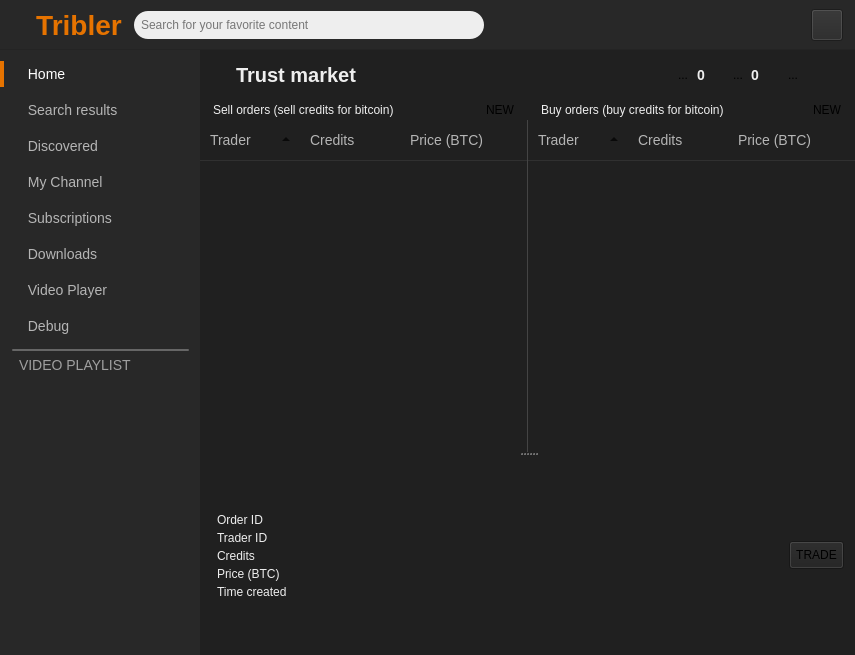
First picture: the form in TriblerGUI/qt_resources/mainwindow.ui, repository devos50/tribler, before the edit.
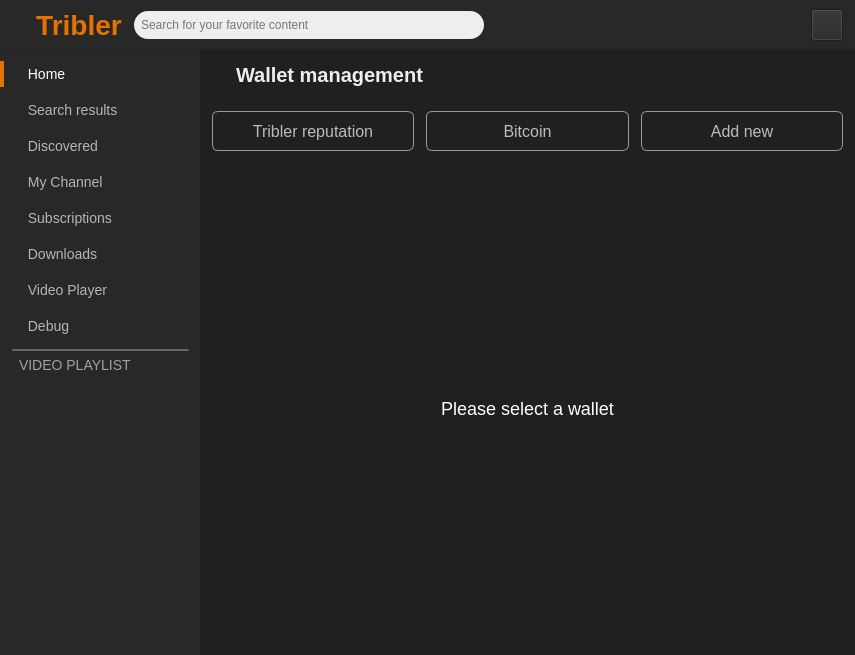
Second picture: the form after the edit. The open tabs and pages were chosen to show the change. Icons and pictures are not drawn. Custom widgets are drawn as their Qt base class.

Commit message: Started creating wallet management screen

```diff
--- a/TriblerGUI/qt_resources/mainwindow.ui
+++ b/TriblerGUI/qt_resources/mainwindow.ui
@@ -1015,7 +1015,7 @@
       <item>
        <widget class="QStackedWidget" name="stackedWidget">
         <property name="currentIndex">
-         <number>13</number>
+         <number>15</number>
         </property>
         <widget class="HomePage" name="home_page">
          <layout class="QVBoxLayout" name="verticalLayout">
@@ -10219,6 +10219,355 @@
           </item>
          </layout>
         </widget>
+        <widget class="MarketWalletsPage" name="market_wallets_page">
+         <layout class="QVBoxLayout" name="verticalLayout">
+          <property name="spacing">
+           <number>0</number>
+          </property>
+          <property name="leftMargin">
+           <number>0</number>
+          </property>
+          <property name="topMargin">
+           <number>0</number>
+          </property>
+          <property name="rightMargin">
+           <number>0</number>
+          </property>
+          <property name="bottomMargin">
+           <number>0</number>
+          </property>
+          <item>
+           <widget class="QWidget" name="widget_33" native="true">
+            <layout class="QHBoxLayout" name="horizontalLayout_45">
+             <property name="spacing">
+              <number>0</number>
+             </property>
+             <property name="leftMargin">
+              <number>0</number>
+             </property>
+             <property name="topMargin">
+              <number>0</number>
+             </property>
+             <property name="rightMargin">
+              <number>0</number>
+             </property>
+             <property name="bottomMargin">
+              <number>0</number>
+             </property>
+             <item>
+              <spacer name="horizontalSpacer_80">
+               <property name="orientation">
+                <enum>Qt::Horizontal</enum>
+               </property>
+               <property name="sizeType">
+                <enum>QSizePolicy::Minimum</enum>
+               </property>
+               <property name="sizeHint" stdset="0">
+                <size>
+                 <width>10</width>
+                 <height>20</height>
+                </size>
+               </property>
+              </spacer>
+             </item>
+             <item>
+              <widget class="QToolButton" name="wallets_back_button">
+               <property name="minimumSize">
+                <size>
+                 <width>16</width>
+                 <height>18</height>
+                </size>
+               </property>
+               <property name="maximumSize">
+                <size>
+                 <width>16</width>
+                 <height>18</height>
+                </size>
+               </property>
+               <property name="cursor">
+                <cursorShape>PointingHandCursor</cursorShape>
+               </property>
+               <property name="styleSheet">
+                <string notr="true">border: none;</string>
+               </property>
+               <property name="text">
+                <string/>
+               </property>
+              </widget>
+             </item>
+             <item>
+              <spacer name="horizontalSpacer_81">
+               <property name="orientation">
+                <enum>Qt::Horizontal</enum>
+               </property>
+               <property name="sizeType">
+                <enum>QSizePolicy::Fixed</enum>
+               </property>
+               <property name="sizeHint" stdset="0">
+                <size>
+                 <width>10</width>
+                 <height>20</height>
+                </size>
+               </property>
+              </spacer>
+             </item>
+             <item>
+              <widget class="QLabel" name="market_wallets_header_label">
+               <property name="sizePolicy">
+                <sizepolicy hsizetype="Expanding" vsizetype="Fixed">
+                 <horstretch>0</horstretch>
+                 <verstretch>0</verstretch>
+                </sizepolicy>
+               </property>
+               <property name="minimumSize">
+                <size>
+                 <width>0</width>
+                 <height>50</height>
+                </size>
+               </property>
+               <property name="maximumSize">
+                <size>
+                 <width>16777215</width>
+                 <height>50</height>
+                </size>
+               </property>
+               <property name="styleSheet">
+                <string notr="true">color: #eee;
+                                            background-color: transparent;
+                                            font-size: 20px;
+                                            font-weight: bold;</string>
+               </property>
+               <property name="text">
+                <string>Wallet management</string>
+               </property>
+              </widget>
+             </item>
+            </layout>
+           </widget>
+          </item>
+          <item>
+           <widget class="QWidget" name="widget_34" native="true">
+            <property name="styleSheet">
+             <string notr="true">QPushButton {
+background: none;
+border: 1px solid #999;
+border-radius: 6px;
+color: #bbb;
+font-size: 16px;
+}
+
+QPushButton::hover {
+background-color: #333;
+}</string>
+            </property>
+            <layout class="QHBoxLayout" name="horizontalLayout_46">
+             <property name="spacing">
+              <number>12</number>
+             </property>
+             <property name="leftMargin">
+              <number>12</number>
+             </property>
+             <property name="rightMargin">
+              <number>12</number>
+             </property>
+             <item>
+              <widget class="QPushButton" name="pushButton">
+               <property name="sizePolicy">
+                <sizepolicy hsizetype="Expanding" vsizetype="Fixed">
+                 <horstretch>0</horstretch>
+                 <verstretch>0</verstretch>
+                </sizepolicy>
+               </property>
+               <property name="minimumSize">
+                <size>
+                 <width>0</width>
+                 <height>40</height>
+                </size>
+               </property>
+               <property name="maximumSize">
+                <size>
+                 <width>16777215</width>
+                 <height>40</height>
+                </size>
+               </property>
+               <property name="cursor">
+                <cursorShape>PointingHandCursor</cursorShape>
+               </property>
+               <property name="text">
+                <string>Tribler reputation</string>
+               </property>
+               <property name="icon">
+                <iconset>
+                 <normaloff>../images/tribler.png</normaloff>../images/tribler.png</iconset>
+               </property>
+               <property name="iconSize">
+                <size>
+                 <width>20</width>
+                 <height>20</height>
+                </size>
+               </property>
+              </widget>
+             </item>
+             <item>
+              <widget class="QPushButton" name="pushButton_2">
+               <property name="sizePolicy">
+                <sizepolicy hsizetype="Expanding" vsizetype="Fixed">
+                 <horstretch>0</horstretch>
+                 <verstretch>0</verstretch>
+                </sizepolicy>
+               </property>
+               <property name="minimumSize">
+                <size>
+                 <width>0</width>
+                 <height>40</height>
+                </size>
+               </property>
+               <property name="maximumSize">
+                <size>
+                 <width>16777215</width>
+                 <height>40</height>
+                </size>
+               </property>
+               <property name="cursor">
+                <cursorShape>PointingHandCursor</cursorShape>
+               </property>
+               <property name="text">
+                <string>Bitcoin</string>
+               </property>
+               <property name="icon">
+                <iconset>
+                 <normaloff>../images/bitcoin_color.png</normaloff>../images/bitcoin_color.png</iconset>
+               </property>
+               <property name="iconSize">
+                <size>
+                 <width>20</width>
+                 <height>20</height>
+                </size>
+               </property>
+              </widget>
+             </item>
+             <item>
+              <widget class="QPushButton" name="pushButton_3">
+               <property name="enabled">
+                <bool>false</bool>
+               </property>
+               <property name="sizePolicy">
+                <sizepolicy hsizetype="Expanding" vsizetype="Fixed">
+                 <horstretch>0</horstretch>
+                 <verstretch>0</verstretch>
+                </sizepolicy>
+               </property>
+               <property name="minimumSize">
+                <size>
+                 <width>0</width>
+                 <height>40</height>
+                </size>
+               </property>
+               <property name="maximumSize">
+                <size>
+                 <width>16777215</width>
+                 <height>40</height>
+                </size>
+               </property>
+               <property name="cursor">
+                <cursorShape>PointingHandCursor</cursorShape>
+               </property>
+               <property name="text">
+                <string>Add new</string>
+               </property>
+               <property name="icon">
+                <iconset>
+                 <normaloff>../images/add.png</normaloff>../images/add.png</iconset>
+               </property>
+               <property name="iconSize">
+                <size>
+                 <width>20</width>
+                 <height>20</height>
+                </size>
+               </property>
+              </widget>
+             </item>
+            </layout>
+           </widget>
+          </item>
+          <item>
+           <widget class="QStackedWidget" name="wallets_stacked_widget">
+            <widget class="QWidget" name="mc_wallet_overview">
+             <layout class="QVBoxLayout" name="verticalLayout">
+              <property name="spacing">
+               <number>0</number>
+              </property>
+              <property name="leftMargin">
+               <number>0</number>
+              </property>
+              <property name="topMargin">
+               <number>0</number>
+              </property>
+              <property name="rightMargin">
+               <number>0</number>
+              </property>
+              <property name="bottomMargin">
+               <number>0</number>
+              </property>
+              <item>
+               <widget class="QWidget" name="mc_wallet_overview_container" native="true">
+                <layout class="QFormLayout" name="formLayout_8">
+                 <item row="0" column="0">
+                  <widget class="QLabel" name="label_57">
+                   <property name="text">
+                    <string>TextLabel</string>
+                   </property>
+                  </widget>
+                 </item>
+                </layout>
+               </widget>
+              </item>
+             </layout>
+            </widget>
+            <widget class="QWidget" name="btc_wallet_overview"/>
+            <widget class="QWidget" name="no_wallet_selected_overview">
+             <layout class="QVBoxLayout" name="verticalLayout">
+              <property name="spacing">
+               <number>0</number>
+              </property>
+              <property name="leftMargin">
+               <number>0</number>
+              </property>
+              <property name="topMargin">
+               <number>0</number>
+              </property>
+              <property name="rightMargin">
+               <number>0</number>
+              </property>
+              <property name="bottomMargin">
+               <number>0</number>
+              </property>
+              <item>
+               <widget class="QWidget" name="no_wallet_selected_overview_container" native="true">
+                <layout class="QGridLayout" name="gridLayout_5">
+                 <item row="0" column="0">
+                  <widget class="QLabel" name="label_47">
+                   <property name="styleSheet">
+                    <string notr="true">color: white;
+font-size: 18px;</string>
+                   </property>
+                   <property name="text">
+                    <string>Please select a wallet</string>
+                   </property>
+                   <property name="alignment">
+                    <set>Qt::AlignCenter</set>
+                   </property>
+                  </widget>
+                 </item>
+                </layout>
+               </widget>
+              </item>
+             </layout>
+            </widget>
+           </widget>
+          </item>
+         </layout>
+        </widget>
        </widget>
       </item>
      </layout>
@@ -10401,6 +10750,12 @@
    <header>TriblerGUI.widgets.markettransactionspage.h</header>
    <container>1</container>
   </customwidget>
+  <customwidget>
+   <class>MarketWalletsPage</class>
+   <extends>QWidget</extends>
+   <header>TriblerGUI.widgets.marketwalletspage.h</header>
+   <container>1</container>
+  </customwidget>
  </customwidgets>
  <resources/>
  <connections>
```
Left out of the diff: 22 changed lines with no effect on the pictures. The commit also changes 4 other files.
